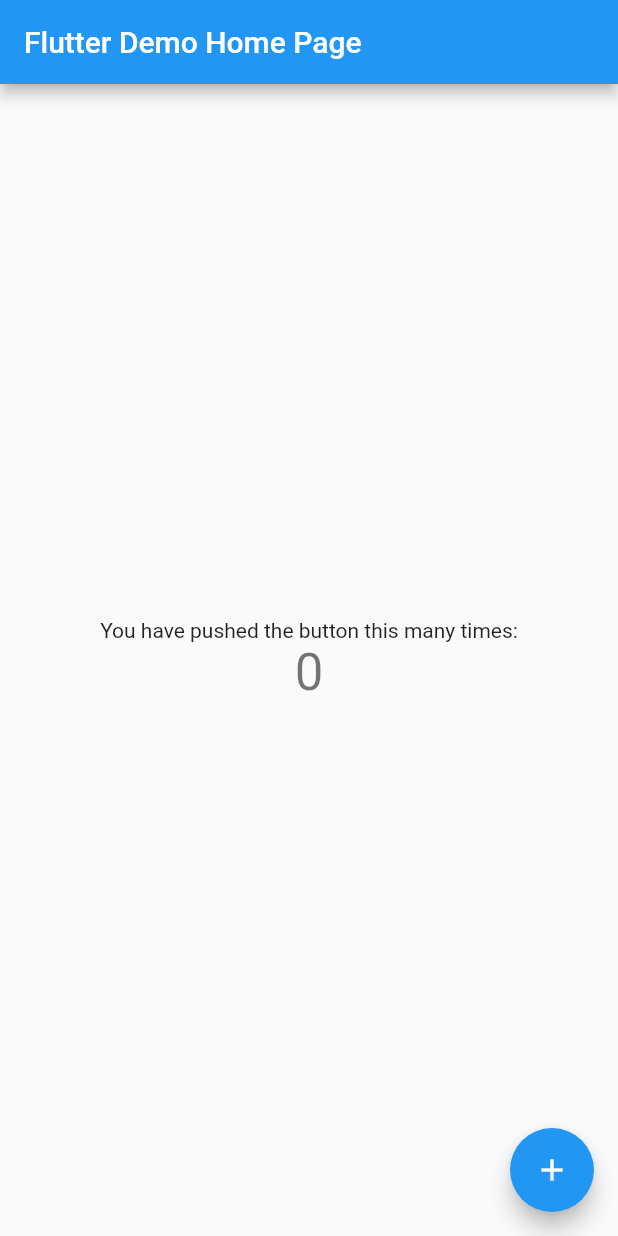
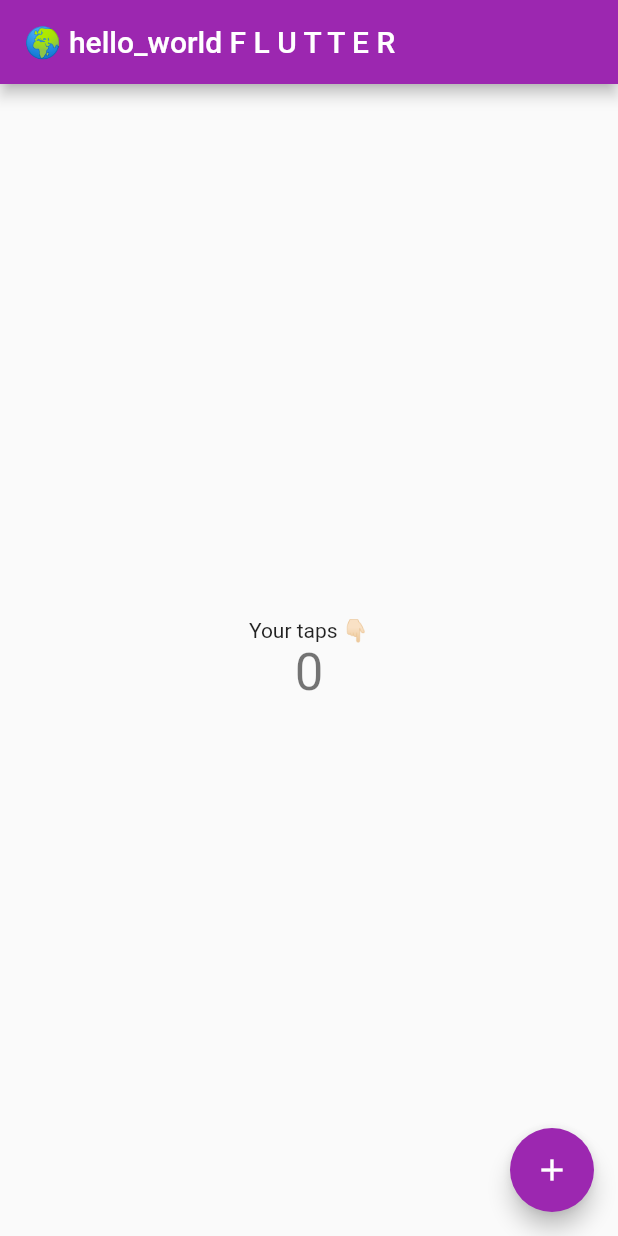
Before and after one commit to levxyca/hello_world-flutter, a Flutter app: the screen it shows after launch, on a phone screen of 412 x 824 dp. Run offline on Flutter 3.47's test engine with Material 2 defaults, Android fonts, the phone set to English and light mode, and no system bars.

Commit message:
:memo: hot reload

```diff
--- a/lib/main.dart
+++ b/lib/main.dart
@@ -22,9 +22,9 @@ class MyApp extends StatelessWidget {
         // or simply save your changes to "hot reload" in a Flutter IDE).
         // Notice that the counter didn't reset back to zero; the application
         // is not restarted.
-        primarySwatch: Colors.blue,
+        primarySwatch: Colors.purple,
       ),
-      home: const MyHomePage(title: 'Flutter Demo Home Page'),
+      home: const MyHomePage(title: '🌍 hello_world F L U T T E R'),
     );
   }
 }
@@ -96,7 +96,7 @@ class _MyHomePageState extends State<MyHomePage> {
           mainAxisAlignment: MainAxisAlignment.center,
           children: <Widget>[
             const Text(
-              'You have pushed the button this many times:',
+              'Your taps 👇🏻',
             ),
             Text(
               '$_counter',
```
Also changed, not shown: 1 other file.
